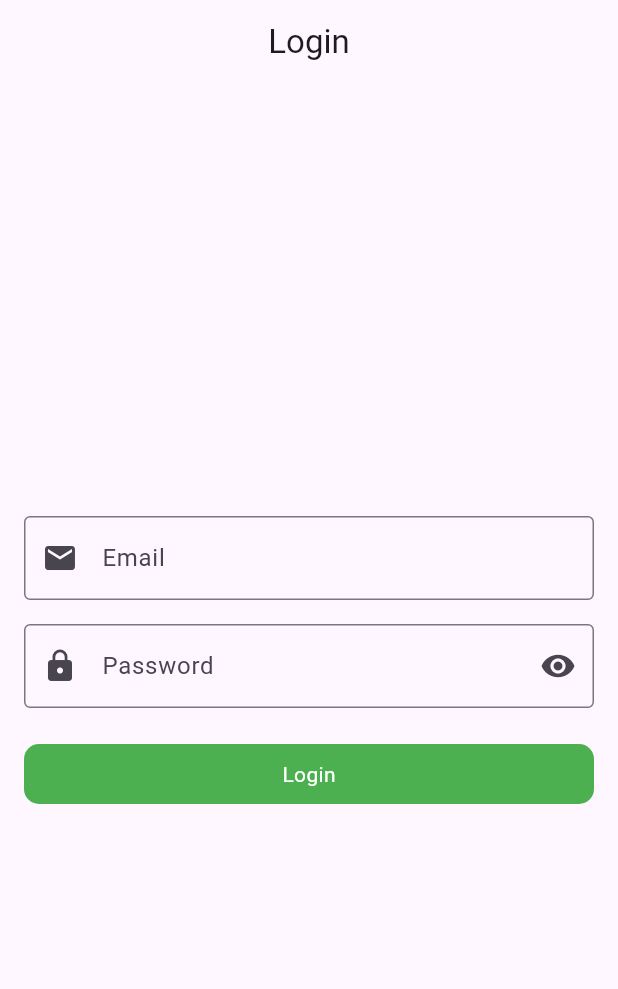
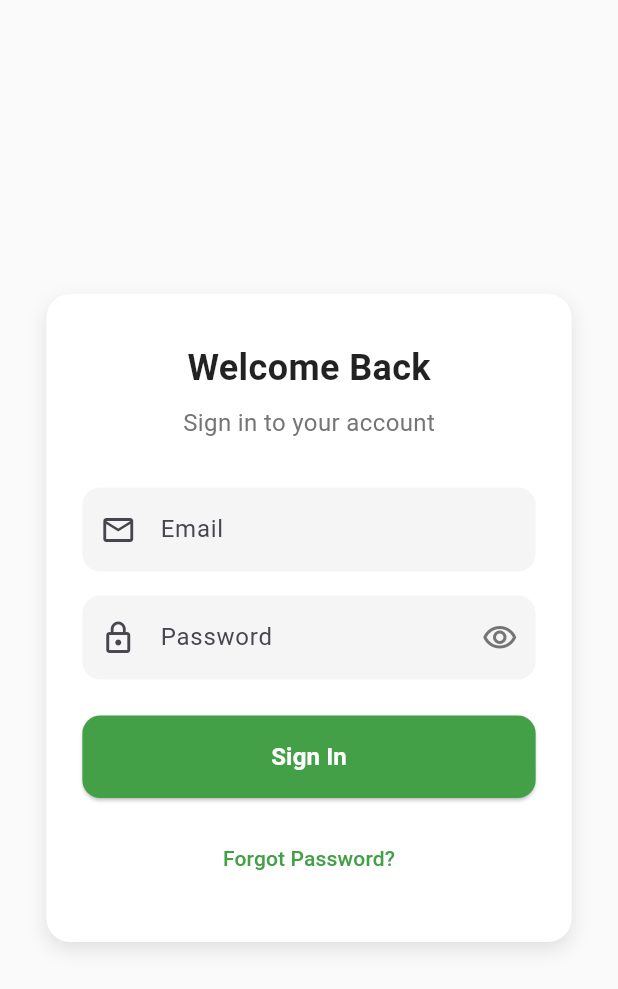
Before and after one commit to Raza-003/new_mvvm_flutter, a Flutter app: the screen it shows after launch, on a phone screen of 412 x 824 dp. Shown: the top 989 px of the screen. Run offline on Flutter 3.47's test engine with Material 3 defaults, Android fonts, the light colour scheme and no system bars; our stand-ins replace another_flushbar, fluttertoast, freezed_annotation.

```diff
--- a/lib/view/login/login_view.dart
+++ b/lib/view/login/login_view.dart
@@ -1,5 +1,4 @@
 import 'package:flutter/material.dart';
-import 'package:mvvm_architecture_new/res/components/rounded_button.dart';
 import 'package:mvvm_architecture_new/utils/utils.dart';
 import 'package:mvvm_architecture_new/view_model/auth_view_model.dart';
 import 'package:provider/provider.dart';
@@ -11,47 +10,108 @@ class LoginView extends StatefulWidget {
   State<LoginView> createState() => _LoginViewState();
 }
 
-class _LoginViewState extends State<LoginView> {
+class _LoginViewState extends State<LoginView>
+    with SingleTickerProviderStateMixin {
   final TextEditingController _emailController = TextEditingController();
   final TextEditingController _passwordController = TextEditingController();
   bool _obscurePassword = true;
+  late AnimationController _animationController;
+  late Animation<double> _animation;
+
+  @override
+  void initState() {
+    super.initState();
+    _animationController = AnimationController(
+        vsync: this, duration: const Duration(milliseconds: 800));
+    _animation = CurvedAnimation(
+      parent: _animationController,
+      curve: Curves.easeInOut,
+    );
+    _animationController.forward();
+  }
+
+  @override
+  void dispose() {
+    _emailController.dispose();
+    _passwordController.dispose();
+    _animationController.dispose();
+    super.dispose();
+  }
 
   @override
   Widget build(BuildContext context) {
     final authViewModel = Provider.of<AuthViewModel>(context);
+    final screenHeight = MediaQuery.of(context).size.height;
+    final screenWidth = MediaQuery.of(context).size.width;
+
     return Scaffold(
-      appBar: AppBar(
-        title: const Text("Login"),
-        centerTitle: true,
+      backgroundColor: Colors.grey.shade50,
+      body: Center(
+        child: FadeTransition(
+          opacity: _animation,
+          child: Container(
+            width: screenWidth * 0.85,
+            padding: const EdgeInsets.symmetric(horizontal: 24, vertical: 32),
+            decoration: BoxDecoration(
+              color: Colors.white,
+              borderRadius: BorderRadius.circular(16),
+              boxShadow: [
+                BoxShadow(
+                  color: Colors.black.withOpacity(0.1),
+                  blurRadius: 10,
+                  offset: const Offset(0, 5),
                 ),
-      body: Padding(
-        padding: const EdgeInsets.all(16.0),
+              ],
+            ),
             child: Column(
-          mainAxisAlignment: MainAxisAlignment.center,
-          crossAxisAlignment: CrossAxisAlignment.stretch,
+              mainAxisSize: MainAxisSize.min,
               children: [
+                Text(
+                  "Welcome Back",
+                  style: TextStyle(
+                    fontSize: 24,
+                    fontWeight: FontWeight.bold,
+                    color: Colors.black87,
+                  ),
+                ),
+                const SizedBox(height: 8),
+                Text(
+                  "Sign in to your account",
+                  style: TextStyle(
+                    fontSize: 16,
+                    color: Colors.grey.shade600,
+                  ),
+                ),
+                const SizedBox(height: 32),
                 TextField(
                   controller: _emailController,
                   keyboardType: TextInputType.emailAddress,
-              decoration: const InputDecoration(
-                labelText: "Email",
-                hintText: "Enter your email",
-                prefixIcon: Icon(Icons.email),
-                border: OutlineInputBorder(),
+                  decoration: InputDecoration(
+                    hintText: "Email",
+                    filled: true,
+                    fillColor: Colors.grey.shade100,
+                    prefixIcon: const Icon(Icons.email_outlined),
+                    border: OutlineInputBorder(
+                      borderRadius: BorderRadius.circular(12),
+                      borderSide: BorderSide.none,
+                    ),
                   ),
                 ),
                 const SizedBox(height: 16),
-            TextFormField(
+                TextField(
                   controller: _passwordController,
                   obscureText: _obscurePassword,
                   decoration: InputDecoration(
-                labelText: "Password",
-                hintText: "Enter your password",
-                prefixIcon: const Icon(Icons.lock),
-                border: const OutlineInputBorder(),
+                    hintText: "Password",
+                    filled: true,
+                    fillColor: Colors.grey.shade100,
+                    prefixIcon: const Icon(Icons.lock_outline),
                     suffixIcon: IconButton(
                       icon: Icon(
-                    _obscurePassword ? Icons.visibility : Icons.visibility_off,
+                        _obscurePassword
+                            ? Icons.visibility_outlined
+                            : Icons.visibility_off_outlined,
+                        color: Colors.grey.shade600,
                       ),
                       onPressed: () {
                         setState(() {
@@ -59,49 +119,66 @@ class _LoginViewState extends State<LoginView> {
                         });
                       },
                     ),
+                    border: OutlineInputBorder(
+                      borderRadius: BorderRadius.circular(12),
+                      borderSide: BorderSide.none,
                     ),
-              onFieldSubmitted: (value) {
-                // Utils.fieldFocusChange(context, pa, nextFocus)
-              },
+                  ),
                 ),
                 const SizedBox(height: 24),
-            RoundButton(
-                title: "Login",
-                onPress: () {
-                  final email = _emailController.text;
-                  final password = _passwordController.text;
+                SizedBox(
+                  width: double.infinity,
+                  child: ElevatedButton(
+                    onPressed: () {
+                      final email = _emailController.text.trim();
+                      final password = _passwordController.text.trim();
 
-                  // Example validation
                       if (email.isEmpty) {
                         Utils.flushBarErrorMessage("Email is empty", context);
                       } else if (password.isEmpty) {
-                    Utils.flushBarErrorMessage("Password is empty", context);
+                        Utils.flushBarErrorMessage(
+                            "Password is empty", context);
                       } else if (password.length < 6) {
-                    Utils.flushBarErrorMessage("Password is short", context);
+                        Utils.flushBarErrorMessage(
+                            "Password is too short", context);
                       } else {
                         Map data = {
                           "email": email,
                           "password": password,
                         };
                         authViewModel.loginApi(data, context);
-
                         Utils.toastSuccessMessage("Login success");
                       }
-
-                  // Perform login action (e.g., API call)
-                  print("Email: $email");
-                  print("Password: $password");
-                })
+                    },
+                    style: ElevatedButton.styleFrom(
+                      backgroundColor: Colors.green.shade600,
+                      shape: RoundedRectangleBorder(
+                        borderRadius: BorderRadius.circular(12),
+                      ),
+                      padding: const EdgeInsets.symmetric(vertical: 16),
+                    ),
+                    child: const Text(
+                      "Sign In",
+                      style:
+                          TextStyle(fontSize: 16, color: Colors.white, fontWeight: FontWeight.bold),
+                    ),
+                  ),
+                ),
+                const SizedBox(height: 16),
+                TextButton(
+                  onPressed: () {
+                    // Add your forgot password navigation logic
+                  },
+                  child: Text(
+                    "Forgot Password?",
+                    style: TextStyle(color: Colors.green.shade600),
+                  ),
+                ),
               ],
+            ),
+          ),
         ),
       ),
     );
   }
-
-  @override
-  void dispose() {
-    _emailController.dispose();
-    _passwordController.dispose();
-    super.dispose();
 }
-}
```
Also changed, not shown: lib/data/network/NetworkApiServices.dart (+24 -4 lines), lib/repository/auth_repository.dart (+11 -7 lines), lib/view_model/auth_view_model.dart (+14 -5 lines). Lines whose indentation alone changed are shown as unchanged.
